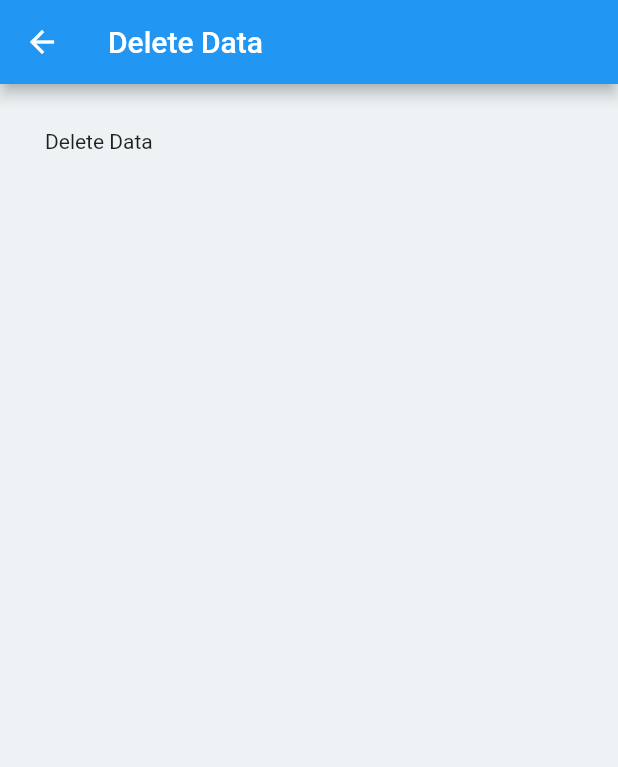
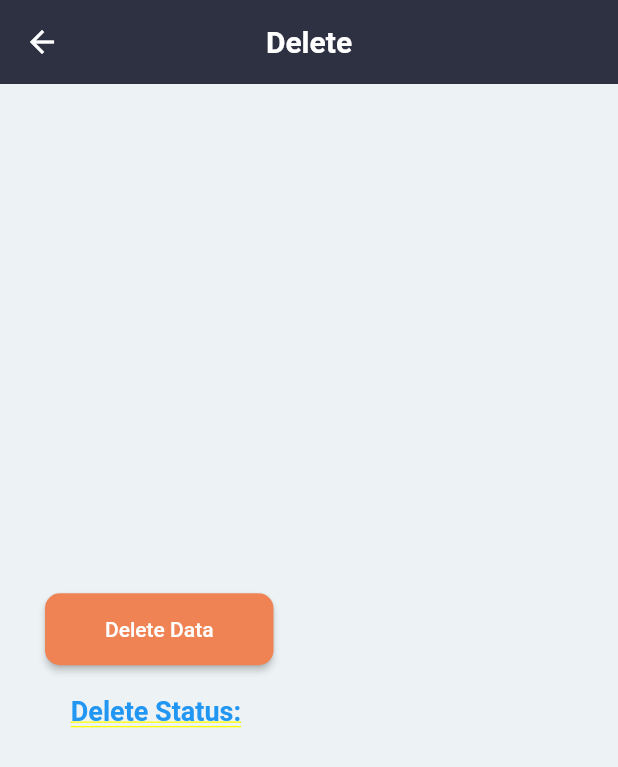
Before and after one commit to AdityaAg10/working_api, a Flutter app: the DeleteData screen opened directly, on a phone screen of 412 x 824 dp. Shown: the top 767 px of the screen. Run offline on Flutter 3.47's test engine with Material 2 defaults, Android fonts, the phone set to English and light mode, and no system bars.

Commit message:
Update DeleteData.dart

```diff
--- a/lib/DeleteData.dart
+++ b/lib/DeleteData.dart
@@ -2,26 +2,52 @@ import 'package:flutter/material.dart';
 import 'package:http/http.dart' as http;
 
 class DeleteData extends StatefulWidget {
-  const DeleteData({super.key});
+  const DeleteData({Key? key});
 
   @override
-  State<DeleteData> createState() => _DeleteDataState();
+  _DeleteDataState createState() => _DeleteDataState();
 }
 
 class _DeleteDataState extends State<DeleteData> {
-  void DeleteData() async {
+  String deleteStatus = '';
+
+  Future<void> deleteData() async {
     final url = Uri.parse('https://dummy.restapiexample.com/api/v1/delete/2/');
 
     try {
       final response = await http.delete(url);
 
-    if (response.statusCode == 200) {
-      print('Data deleted successfully');
+      if (response.statusCode == 200 || response.statusCode == 204) {
+        setState(() {
+          deleteStatus = 'Data deleted successfully';
+        });
+      } else if (response.statusCode == 301 || response.statusCode == 302) {
+        final redirectUrl = response.headers['location'];
+        if (redirectUrl != null) {
+          final redirectResponse = await http.delete(Uri.parse(redirectUrl));
+          if (redirectResponse.statusCode == 200 || redirectResponse.statusCode == 204) {
+            setState(() {
+              deleteStatus = 'Data deleted successfully';
+            });
           } else {
-      print('Failed to delete data. Status code: ${response.statusCode}');
+            setState(() {
+              deleteStatus = 'Failed to delete data. Status code: ${redirectResponse.statusCode}';
+            });
+          }
+        } else {
+          setState(() {
+            deleteStatus = 'Failed to delete data. Redirection URL not found.';
+          });
+        }
+      } else {
+        setState(() {
+          deleteStatus = 'Failed to delete data. Status code: ${response.statusCode}';
+        });
       }
     } catch (e) {
-    print('Error occurred while deleting data: $e');
+      setState(() {
+        deleteStatus = 'Error occurred while deleting data: $e';
+      });
     }
   }
 
@@ -29,11 +55,53 @@ class _DeleteDataState extends State<DeleteData> {
   Widget build(BuildContext context) {
     return Scaffold(
       appBar: AppBar(
-          title: Text("Delete Data"),
+        title: Text(
+          "Delete",
+          style: TextStyle(
+            color: Colors.white,
+            fontSize: 20.0,
+            fontWeight: FontWeight.bold,
+          ),
+        ),
+        backgroundColor: Theme.of(context).primaryColor,
+        centerTitle: true,
+        elevation: 0,
       ),
       body: Container(
-          padding: EdgeInsets.symmetric(horizontal: 30, vertical: 30),
-          child: Text("Delete Data"),
-        ));
+        padding: const EdgeInsets.symmetric(horizontal: 30, vertical: 30),
+        child: Column(
+          mainAxisAlignment: MainAxisAlignment.center,
+          children: [
+            ElevatedButton(
+              onPressed: deleteData,
+              child: const Text("Delete Data"),
+            ),
+            const SizedBox(height: 20),
+            RichText(
+              text: TextSpan(
+                style: DefaultTextStyle.of(context).style,
+                children: [
+                  const TextSpan(
+                    text: 'Delete Status: ',
+                    style: TextStyle(
+                      fontSize: 18,
+                      fontWeight: FontWeight.bold,
+                      color: Colors.blue,
+                    ),
+                  ),
+                  TextSpan(
+                    text: deleteStatus,
+                    style: const TextStyle(
+                      fontSize: 16,
+                      color: Colors.black,
+                    ),
+                  ),
+                ],
+              ),
+            ),
+          ],
+        ),
+      ),
+    );
   }
 }
```
Lines whose indentation alone changed are shown as unchanged.
